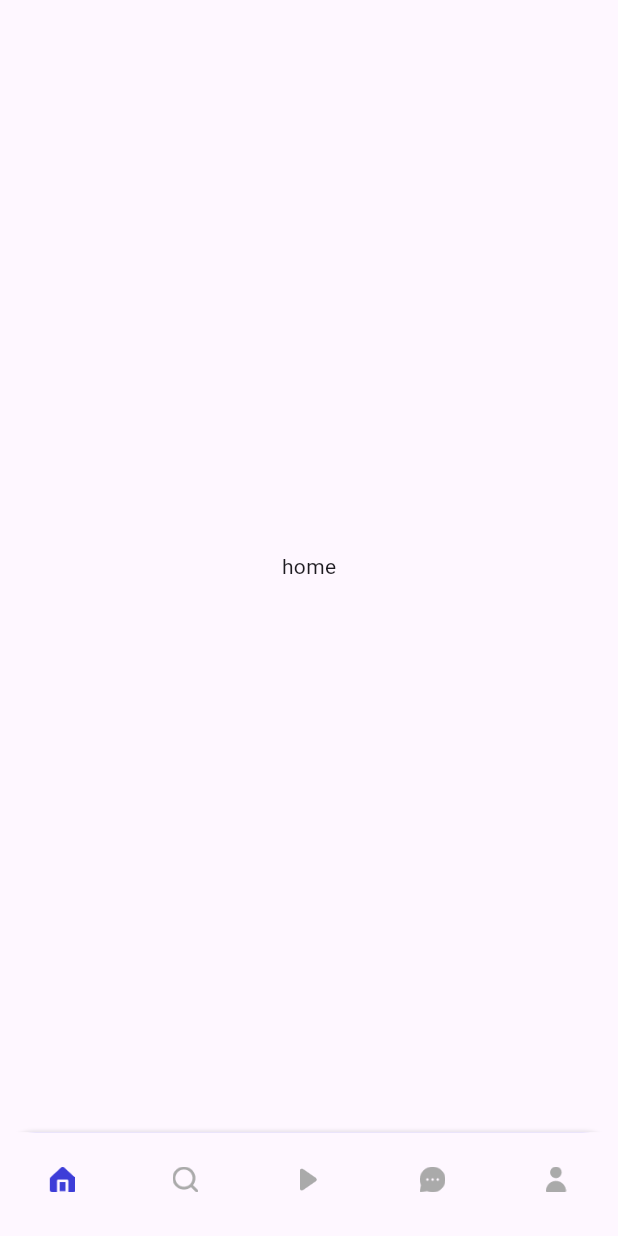
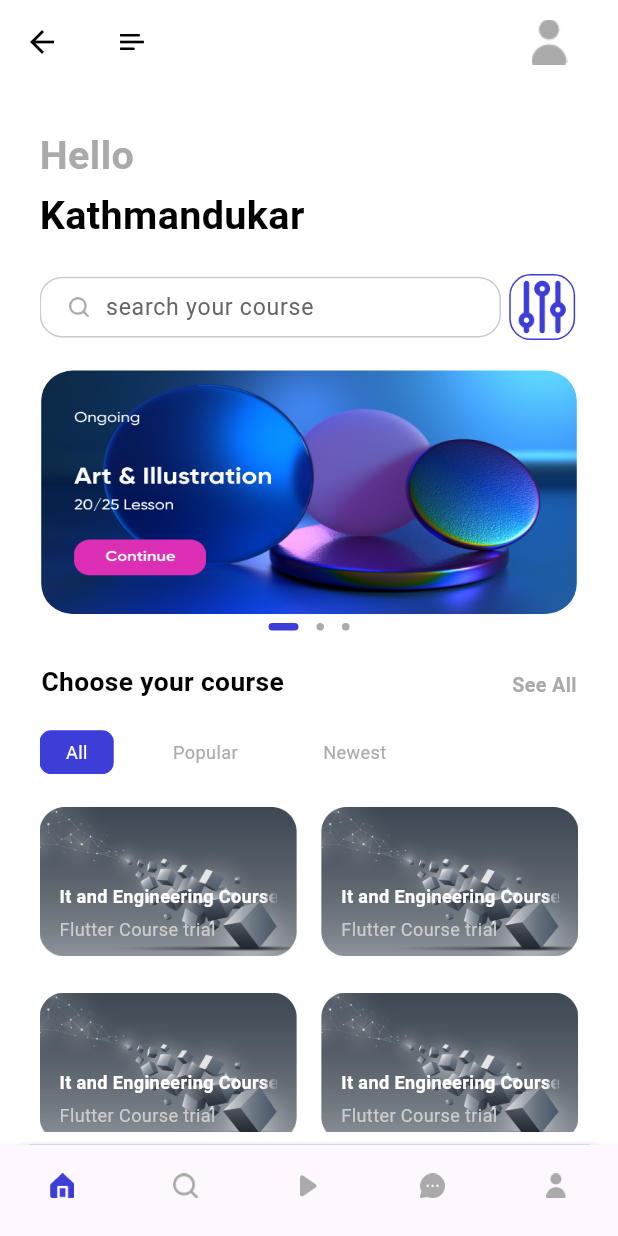
Before and after one commit to NaragudeNitin/Course_Selling_App_bloc, a Flutter app: the ApplicationPage screen opened by its route, on a phone screen of 412 x 824 dp. Run offline on Flutter 3.47's test engine with Material 2 defaults, Android fonts, the light colour scheme and no system bars; drawn by our look-alikes of dots_indicator; our stand-ins replace cloud_firestore, firebase_auth, firebase_core, flutter_bloc, flutter_screenutil, shared_preferences; accounts and stored records are empty; Roboto replaces fonts that are missing (Avenir).

Commit message:
Completed Home Page UI

```diff
--- a/lib/common/constants/appimages.dart
+++ b/lib/common/constants/appimages.dart
@@ -12,18 +12,21 @@ class AppImages {
   static const String userPng = 'assets/icons/user.png';
   static const String lockIcon = 'assets/icons/lock.png';
 
-  //Homepage/ Applicaation page
+  /// Applicaation page
   static const String homeIcon = 'assets/icons/home.png';
   static const String search2Icon = 'assets/icons/search2.png';
   static const String playCircle1 = 'assets/icons/play-circle1.png';
   static const String messageCircle = 'assets/icons/message-circle.png';
   static const String person2 = 'assets/icons/person2.png';
-  // static const String
-  // static const String
-  // static const String
-  // static const String
-  // static const String
-  // static const String
+
+  //Homepage
+  static const String menuPng = 'assets/icons/menu.png';
+  static const String person = 'assets/icons/person.png';
+  static const String searchIcon = 'assets/icons/search.png';
+  static const String optionsIcon = 'assets/icons/options.png';
+  static const String artPng = 'assets/icons/Art.png';
+  static const String image1 = 'assets/icons/Image(1).png';
+  static const String image2 = 'assets/icons/Image(2).png';
   // static const String
   // static const String
   // static const String
--- a/lib/common/constants/appstrings.dart
+++ b/lib/common/constants/appstrings.dart
@@ -37,9 +37,9 @@ class AppStrings {
   static const String confPassCanNotEmp =
       'Confirm password field can not be empty';
   static const String passwordDoesNotMatches = 'Password is not matched';
-  // static const String
-  // static const String
-  // static const String
+  static const String searchYourCourse = 'search your course';
+  static const String chooseYourText = 'Choose your course';
+  static const String seeAll = 'See All';
   // static const String
   // static const String
   // static const String
--- a/lib/common/routes/pages.dart
+++ b/lib/common/routes/pages.dart
@@ -3,6 +3,8 @@ import 'dart:developer';
 import 'package:course_selling/common/routes/names.dart';
 import 'package:course_selling/global.dart';
 import 'package:course_selling/pages/application/application_bloc/app_blocs.dart';
+import 'package:course_selling/pages/home_page/home_page_blocs/home_page_blocs.dart';
+import 'package:course_selling/pages/home_page/homepage.dart';
 import 'package:course_selling/pages/register/register.dart';
 import 'package:course_selling/pages/register/register_bloc/register_bloc.dart';
 import 'package:course_selling/pages/sign_in/sign_in.dart';
@@ -43,6 +45,13 @@ class AppPages {
         page: const ApplicationPage(),
         bloc: BlocProvider(
           create: (_) => AppBlocs(),
+        ),
+      ),
+      PageEntities(
+        route: AppRoutes.HOME_PAGE,
+        page: const HomePage(),
+        bloc: BlocProvider(
+          create: (_) => HomePageBlocs(),
         ),
       ),
     ];
--- a/lib/main.dart
+++ b/lib/main.dart
@@ -18,6 +18,7 @@ class MyApp extends StatelessWidget {
     return MultiBlocProvider(
       providers: [...AppPages.allBlocProviders(context)],
       child: ScreenUtilInit(
+        designSize: const Size(375, 812),
         builder: (context, child) => MaterialApp(
           debugShowCheckedModeBanner: false,
           title: 'Flutter Demo',
--- a/lib/pages/application/application_page.dart
+++ b/lib/pages/application/application_page.dart
@@ -26,7 +26,7 @@ class _ApplicationPageState extends State<ApplicationPage> {
               body: buildPage(state.index),
               bottomNavigationBar: Container(
                 width: 375.w,
-                height: 58.h,
+                height: 60.h,
                 decoration: BoxDecoration(
                   color: AppColors.primaryElement,
                   borderRadius: BorderRadius.only(
--- a/lib/pages/application/application_widget/application_widgets.dart
+++ b/lib/pages/application/application_widget/application_widgets.dart
@@ -1,3 +1,4 @@
+import 'package:course_selling/pages/home_page/homepage.dart';
 import 'package:flutter/material.dart';
 import 'package:flutter_screenutil/flutter_screenutil.dart';
 
@@ -6,7 +7,7 @@ import '../../../common/constants/appimages.dart';
 
 Widget buildPage(int index) {
   List<Widget> _widget = const [
-    Center(child: Text("home")),
+    HomePage(),
     Center(child: Text("Search")),
     Center(child: Text("Course")),
     Center(child: Text("Chat")),
--- /dev/null
+++ b/lib/pages/home_page/home_page_blocs/home_page_blocs.dart
@@ -0,0 +1,15 @@
+import 'dart:developer';
+
+import 'package:course_selling/pages/home_page/home_page_blocs/home_Page_states.dart';
+import 'package:course_selling/pages/home_page/home_page_blocs/home_page_events.dart';
+import 'package:flutter_bloc/flutter_bloc.dart';
+
+class HomePageBlocs extends Bloc<HomePageEvents, HomePageStates> {
+  HomePageBlocs() : super(const HomePageStates()) {
+    log("Homepage bloc");
+    on<HomePageDots>(_homePageDots);
+  }
+  void _homePageDots(HomePageDots event, Emitter<HomePageStates> emit) {
+    emit(state.copyWith(event.index));
+  }
+}
--- /dev/null
+++ b/lib/pages/home_page/home_page_blocs/home_page_events.dart
@@ -0,0 +1,8 @@
+abstract class HomePageEvents {
+  const HomePageEvents();
+}
+
+class HomePageDots extends HomePageEvents {
+  final int index;
+  HomePageDots(this.index);
+}
--- /dev/null
+++ b/lib/pages/home_page/home_page_blocs/home_page_states.dart
@@ -0,0 +1,10 @@
+class HomePageStates {
+  const HomePageStates({
+    this.index = 0,
+  });
+  final int index;
+
+  HomePageStates copyWith(int? index) {
+    return HomePageStates(index: index ?? this.index);
+  }
+}
--- /dev/null
+++ b/lib/pages/home_page/home_page_widgets/home_page_widgets.dart
@@ -0,0 +1,315 @@
+import 'package:course_selling/common/constants/appimages.dart';
+import 'package:course_selling/common/constants/appstrings.dart';
+import 'package:course_selling/pages/home_page/home_page_blocs/home_Page_states.dart';
+import 'package:course_selling/pages/home_page/home_page_blocs/home_page_blocs.dart';
+import 'package:course_selling/pages/home_page/home_page_blocs/home_page_events.dart';
+import 'package:dots_indicator/dots_indicator.dart';
+import 'package:flutter/material.dart';
+import 'package:flutter_bloc/flutter_bloc.dart';
+import 'package:flutter_screenutil/flutter_screenutil.dart';
+
+import '../../../common/constants/appcolors.dart';
+
+AppBar buildHomePageAppBar() {
+  return AppBar(
+    title: Container(
+      margin: EdgeInsets.only(left: 7.w, right: 7.w),
+      child: Row(
+        mainAxisAlignment: MainAxisAlignment.spaceBetween,
+        crossAxisAlignment: CrossAxisAlignment.center,
+        children: [
+          SizedBox(
+            width: 15.w,
+            height: 12.h,
+            child: Image.asset(AppImages.menuPng),
+          ),
+          GestureDetector(
+            child: Container(
+              width: 40.w,
+              height: 40.h,
+              decoration: const BoxDecoration(
+                image: DecorationImage(image: AssetImage(AppImages.person)),
+              ),
+            ),
+          )
+        ],
+      ),
+    ),
+  );
+}
+
+Widget homePageText(String text, {Color? color, double? top}) {
+  return Container(
+    margin: EdgeInsets.only(top: top ?? 2.h),
+    child: Text(
+      text,
+      style: TextStyle(
+          color: color ?? AppColors.primaryText,
+          fontSize: 24.sp,
+          fontWeight: FontWeight.bold),
+    ),
+  );
+}
+
+Widget searchView() {
+  return Row(
+    children: [
+      Container(
+        width: 280.w,
+        height: 40.h,
+        decoration: BoxDecoration(
+          // color: Colors.red,
+          borderRadius: BorderRadius.all(
+            Radius.circular(15.h),
+          ),
+          border: Border.all(
+            color: AppColors.primaryFourthElementText,
+          ),
+        ),
+        child: Row(
+          children: [
+            Container(
+              margin: EdgeInsets.only(left: 15.w),
+              width: 16.w,
+              height: 16.w,
+              child: Image.asset(AppImages.searchIcon),
+            ),
+            SizedBox(
+              width: 240.w,
+              height: 40.h,
+              child: TextField(
+                // onChanged: (value) => func!(value),
+                keyboardType: TextInputType.multiline,
+                decoration: const InputDecoration(
+                  contentPadding: EdgeInsets.fromLTRB(5, 5, 0, 5),
+                  hintText: AppStrings.searchYourCourse,
+                  border: OutlineInputBorder(
+                    borderSide: BorderSide(color: Colors.transparent),
+                  ),
+                  enabledBorder: OutlineInputBorder(
+                    borderSide: BorderSide(color: Colors.transparent),
+                  ),
+                  disabledBorder: OutlineInputBorder(
+                    borderSide: BorderSide(color: Colors.transparent),
+                  ),
+                  focusedBorder: OutlineInputBorder(
+                    borderSide: BorderSide(color: Colors.transparent),
+                  ),
+                  hintStyle: TextStyle(
+                    color: AppColors.primarySecondaryElementText,
+                  ),
+                ),
+                style: TextStyle(
+                  color: AppColors.primaryText,
+                  fontFamily: 'Avenir',
+                  fontWeight: FontWeight.normal,
+                  fontSize: 14.sp,
+                ),
+                autocorrect: false,
+                obscureText: false,
+              ),
+            )
+          ],
+        ),
+      ),
+      SizedBox(
+        width: 5.w,
+      ),
+      GestureDetector(
+        child: Container(
+          height: 40.w,
+          width: 40.w,
+          decoration: BoxDecoration(
+            borderRadius: BorderRadius.all(
+              Radius.circular(13.w),
+            ),
+            border: Border.all(color: AppColors.primaryElement),
+          ),
+          child: Image.asset(
+            AppImages.optionsIcon,
+            color: AppColors.primaryElement,
+          ),
+        ),
+      )
+    ],
+  );
+}
+
+//for sliders
+Widget slidersView(BuildContext context, HomePageStates state) {
+  return Column(
+    children: [
+      Container(
+        margin: EdgeInsets.only(top: 20.h),
+        width: 325.w,
+        height: 160.h,
+        child: PageView(
+          onPageChanged: (value) {
+            print('slider index is $value');
+            context.read<HomePageBlocs>().add(
+                  HomePageDots(value),
+                );
+          },
+          children: [
+            slidersContainer(imagePath: AppImages.artPng),
+            slidersContainer(imagePath: AppImages.image1),
+            slidersContainer(imagePath: AppImages.image2),
+          ],
+        ),
+      ),
+      SizedBox(
+        child: DotsIndicator(
+          dotsCount: 3,
+          position: state.index,
+          decorator: DotsDecorator(
+            color: AppColors.primaryThirdElementText,
+            activeColor: AppColors.primaryElement,
+            size: const Size.square(5.0),
+            activeSize: const Size(20, 5.0),
+            activeShape: RoundedRectangleBorder(
+              borderRadius: BorderRadius.circular(5.0.h),
+            ),
+          ),
+        ),
+      )
+    ],
+  );
+}
+
+Widget slidersContainer({String? imagePath}) {
+  return Container(
+    width: 325.w,
+    height: 160.h,
+    decoration: BoxDecoration(
+      borderRadius: BorderRadius.circular(20.h),
+      image: DecorationImage(
+        fit: BoxFit.fill,
+        image: AssetImage(
+          imagePath ?? AppImages.artPng,
+        ),
+      ),
+    ),
+  );
+}
+
+Widget menuView() {
+  return Column(
+    children: [
+      Container(
+        width: 325.w,
+        margin: EdgeInsets.only(top: 15.h),
+        child: Row(
+          mainAxisAlignment: MainAxisAlignment.spaceBetween,
+          crossAxisAlignment: CrossAxisAlignment.end,
+          children: [
+            _reusableText(AppStrings.chooseYourText),
+            GestureDetector(
+              onTap: () {},
+              child: _reusableText(
+                AppStrings.seeAll,
+                color: AppColors.primaryThirdElementText,
+                fontSize: 12,
+              ),
+            ),
+          ],
+        ),
+      ),
+      Container(
+        margin: EdgeInsets.only(top: 20.h),
+        child: Row(
+          children: [
+            _reusableMenuText("All"),
+            _reusableMenuText("Popular",
+                textColor: AppColors.primaryThirdElementText,
+                backGroundColor: Colors.white),
+            _reusableMenuText("Newest",
+                textColor: AppColors.primaryThirdElementText,
+                backGroundColor: Colors.white),
+          ],
+        ),
+      )
+    ],
+  );
+}
+
+Widget _reusableText(String text,
+    {Color? color = AppColors.primaryText,
+    double fontSize = 16,
+    FontWeight? fontWeight = FontWeight.bold}) {
+  return Text(
+    text,
+    style: TextStyle(
+      color: color,
+      fontWeight: fontWeight,
+      fontSize: fontSize.sp,
+    ),
+  );
+}
+
+// for menu button reusable text
+
+Widget _reusableMenuText(String menuText,
+    {Color textColor = AppColors.primaryElementText,
+    Color backGroundColor = AppColors.primaryElement}) {
+  return Container(
+    margin: EdgeInsets.only(right: 20.w),
+    padding: EdgeInsets.only(top: 5.h, bottom: 5.h, left: 15.w, right: 15.w),
+    decoration: BoxDecoration(
+      color: backGroundColor,
+      borderRadius: BorderRadius.circular(7.w),
+      border: Border.all(
+        color: backGroundColor,
+      ),
+    ),
+    child: _reusableText(
+      menuText,
+      color: textColor,
+      fontWeight: FontWeight.normal,
+      fontSize: 11,
+    ),
+  );
+}
+
+Widget courseGridUi() {
+  return Container(
+    padding: EdgeInsets.all(12.w),
+    decoration: BoxDecoration(
+      borderRadius: BorderRadius.all(Radius.circular(15.w)),
+      image: const DecorationImage(
+        image: AssetImage(AppImages.image1),
+      ),
+    ),
+    child: Column(
+        mainAxisAlignment: MainAxisAlignment.end,
+        crossAxisAlignment: CrossAxisAlignment.start,
+        children: [
+          Text(
+            "It and Engineering Course",
+            maxLines: 1,
+            overflow: TextOverflow.fade,
+            textAlign: TextAlign.left,
+            softWrap: false,
+            style: TextStyle(
+              color: AppColors.primaryElementText,
+              fontWeight: FontWeight.bold,
+              fontSize: 11.sp,
+            ),
+          ),
+          SizedBox(
+            height: 5.h,
+          ),
+          Text(
+            "Flutter Course trial",
+            maxLines: 1,
+            overflow: TextOverflow.fade,
+            textAlign: TextAlign.left,
+            softWrap: false,
+            style: TextStyle(
+              color: AppColors.primaryFourthElementText,
+              fontWeight: FontWeight.normal,
+              fontSize: 11.sp,
+            ),
+          ),
+        ]),
+  );
+}
--- /dev/null
+++ b/lib/pages/home_page/homepage.dart
@@ -0,0 +1,80 @@
+import 'package:course_selling/common/constants/appcolors.dart';
+import 'package:course_selling/pages/home_page/home_page_blocs/home_Page_states.dart';
+import 'package:course_selling/pages/home_page/home_page_blocs/home_page_blocs.dart';
+import 'package:course_selling/pages/home_page/home_page_widgets/home_page_widgets.dart';
+import 'package:flutter/material.dart';
+import 'package:flutter_bloc/flutter_bloc.dart';
+import 'package:flutter_screenutil/flutter_screenutil.dart';
+
+class HomePage extends StatefulWidget {
+  const HomePage({super.key});
+
+  @override
+  State<HomePage> createState() => _HomePageState();
+}
+
+class _HomePageState extends State<HomePage> {
+  @override
+  Widget build(BuildContext context) {
+    return Scaffold(
+      backgroundColor: AppColors.primaryBackground,
+      appBar: buildHomePageAppBar(),
+      body: BlocBuilder<HomePageBlocs, HomePageStates>(
+        builder: (context, state) {
+          return Container(
+            margin: EdgeInsets.symmetric(
+              horizontal: 24.w,
+              vertical: 8.h,
+            ),
+            child: CustomScrollView(
+              // crossAxisAlignment: CrossAxisAlignment.start,
+              slivers: [
+                SliverToBoxAdapter(
+                  child: homePageText(
+                    'Hello',
+                    top: 20.h,
+                    color: AppColors.primaryThirdElementText,
+                  ),
+                ),
+                SliverToBoxAdapter(
+                  child: homePageText(
+                    'Kathmandukar',
+                  ),
+                ),
+                SliverPadding(padding: EdgeInsets.only(top: 20.h)),
+                SliverToBoxAdapter(
+                  child: searchView(),
+                ),
+                SliverToBoxAdapter(
+                  child: slidersView(context, state),
+                ),
+                SliverToBoxAdapter(
+                  child: menuView(),
+                ),
+                SliverPadding(
+                  padding:
+                      EdgeInsets.symmetric(vertical: 18.h, horizontal: 0.w),
+                  sliver: SliverGrid(
+                    delegate: SliverChildBuilderDelegate(childCount: 15,
+                        (context, index) {
+                      return GestureDetector(
+                        onTap: () {},
+                        child: courseGridUi(),
+                      );
+                    }),
+                    gridDelegate: SliverGridDelegateWithFixedCrossAxisCount(
+                      crossAxisCount: 2,
+                      mainAxisSpacing: 15.w,
+                      crossAxisSpacing: 15.w,
+                      childAspectRatio: 1.6,
+                    ),
+                  ),
+                ),
+              ],
+            ),
+          );
+        },
+      ),
+    );
+  }
+}
--- a/lib/pages/register/register.dart
+++ b/lib/pages/register/register.dart
@@ -35,7 +35,7 @@ class _RegisterState extends State<Register> {
                     Center(
                         child: reusableText(AppStrings.enterYourDetailsBelow)),
                     Container(
-                      margin: EdgeInsets.only(top: 50.h),
+                      margin: EdgeInsets.only(top: 60.h),
                       padding: EdgeInsets.symmetric(horizontal: 24.w),
                       child: Column(
                         crossAxisAlignment: CrossAxisAlignment.start,
--- a/lib/pages/sign_in/sign_in.dart
+++ b/lib/pages/sign_in/sign_in.dart
@@ -71,6 +71,9 @@ class _SignInState extends State<SignIn> {
                       ),
                     ),
                     forgotPassword(),
+                    const SizedBox(
+                      height: 50,
+                    ),
                     buildLoginAndRegiButton(AppStrings.logIn, 'login', () {
                       SignInController(context: context).handleSignIn("email");
                     }),
--- a/lib/pages/sign_in/widgets/sign_in_widget.dart
+++ b/lib/pages/sign_in/widgets/sign_in_widget.dart
@@ -27,7 +27,7 @@ AppBar buildAppBar() {
 Widget buildThirdPartyLogin(BuildContext context) {
   return Container(
     margin: EdgeInsets.only(top: 30.h, bottom: 20.h),
-    padding: EdgeInsets.only(left: 24.w, right: 24.w),
+    padding: EdgeInsets.only(left: 70.w, right: 70.w),
     child: Row(
       mainAxisAlignment: MainAxisAlignment.spaceAround,
       children: [
```
